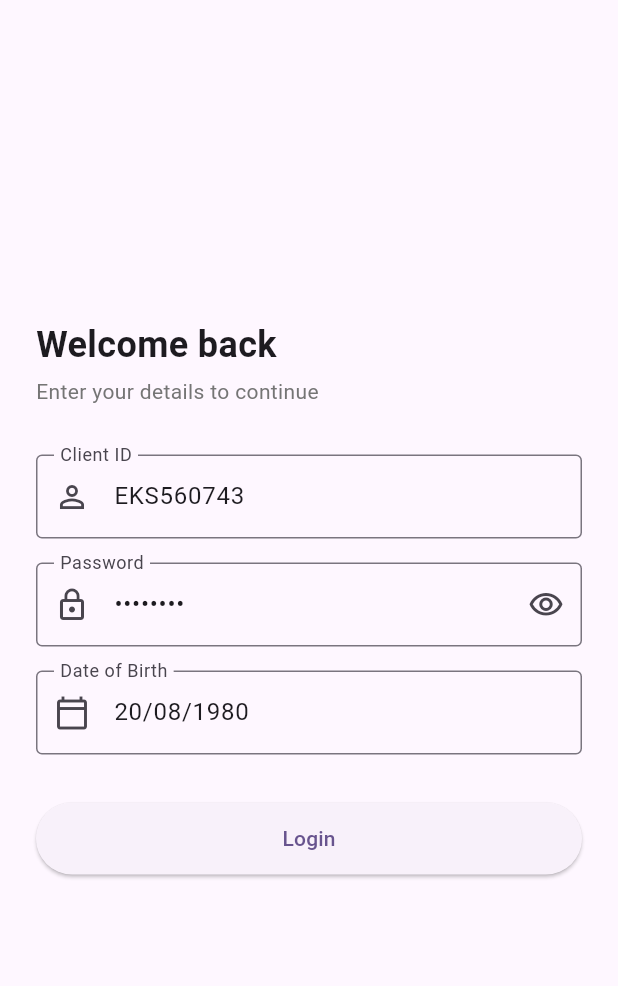
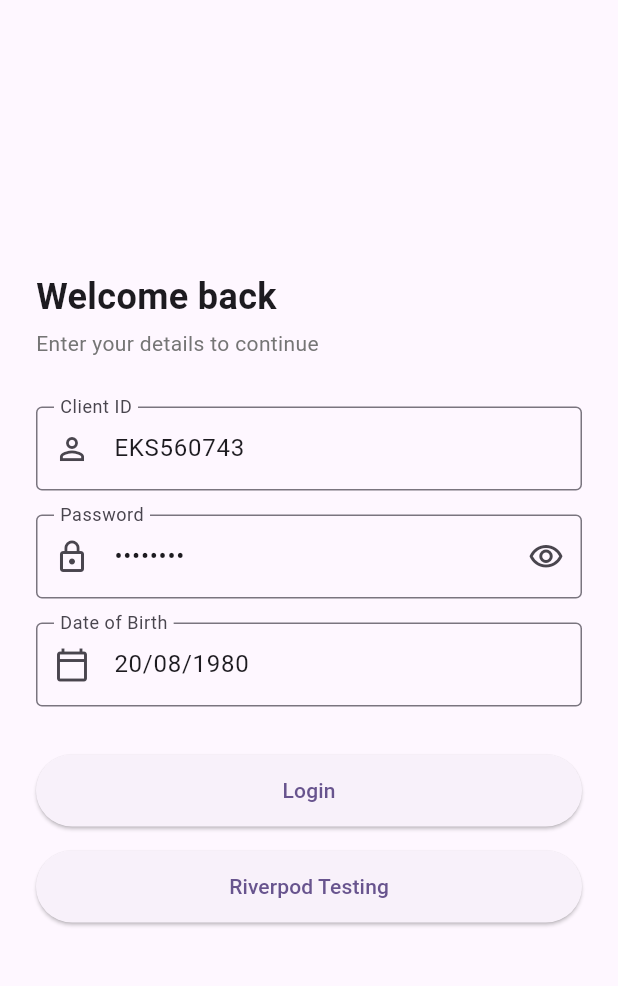
Before and after one commit to pritesh4333/FlutterCleanArchitectureRiverpod, a Flutter app: the screen it shows after launch, on a phone screen of 412 x 824 dp, the part 63-1049 px from its top. Run offline on Flutter 3.47's test engine with Material 3 defaults, Android fonts, the phone set to English and light mode, and no system bars; our stand-ins replace dio, flutter_riverpod, fpdart, go_router; missing offline and left inert: asn1lib, encrypt, pointycastle.

Commit message:
State management testing screend add

```diff
--- a/lib/core/router/app_router.dart
+++ b/lib/core/router/app_router.dart
@@ -7,6 +7,7 @@ import '../../features/login/presentation/controllers/authenticate_controller.da
 import '../../features/login/presentation/screens/LoginScreen.dart';
 import '../../features/orderbook/domain/entity/orderBookResponse_parmams.dart';
 import '../../features/orderbook/presentation/screens/OrderBookDetailScreen.dart';
+import '../../features/riverpodPractice/StateTesting.dart';
 import '../../features/sipbook/domain/entity/sipBookResponse_params.dart';
 import '../../features/sipbook/presentation/screens/SipBookDetailScreen.dart';
 import 'route_names.dart';
@@ -33,6 +34,10 @@ final appRouterProvider = Provider<GoRouter>((ref) {
       GoRoute(
         path: RouteNames.homescreen,
         builder: (context, state) => const HomeScreen(),
+      ),
+      GoRoute(
+        path: RouteNames.statetesting,
+        builder: (context, state) => const StateTesing(),
       ),
       GoRoute(
         path: '/order-book/detail',
--- a/lib/core/router/route_names.dart
+++ b/lib/core/router/route_names.dart
@@ -6,4 +6,5 @@ class RouteNames {
   static const orderbook= '/orderbook';
   static const sipbook= '/sipbook';
   static const homescreen= '/homescreen';
+  static const statetesting= '/statetesting';
 }
--- a/lib/features/login/presentation/screens/LoginScreen.dart
+++ b/lib/features/login/presentation/screens/LoginScreen.dart
@@ -267,6 +267,16 @@ class _LoginScreenState extends ConsumerState<LoginScreen> {
                             : const Text('Login'),
                       ),
                     ),
+                    const SizedBox(height: 16),
+                    SizedBox(
+                      height: 48,
+                      child: ElevatedButton(
+                        onPressed: (){
+                          context.push(RouteNames.statetesting);
+                        },
+                        child:  const Text('Riverpod Testing'),
+                      ),
+                    ),
                   ],
                 ),
               ),
```
Also changed, not shown: lib/features/riverpodPractice/StateTesting.dart (added, +97 -0 lines).
